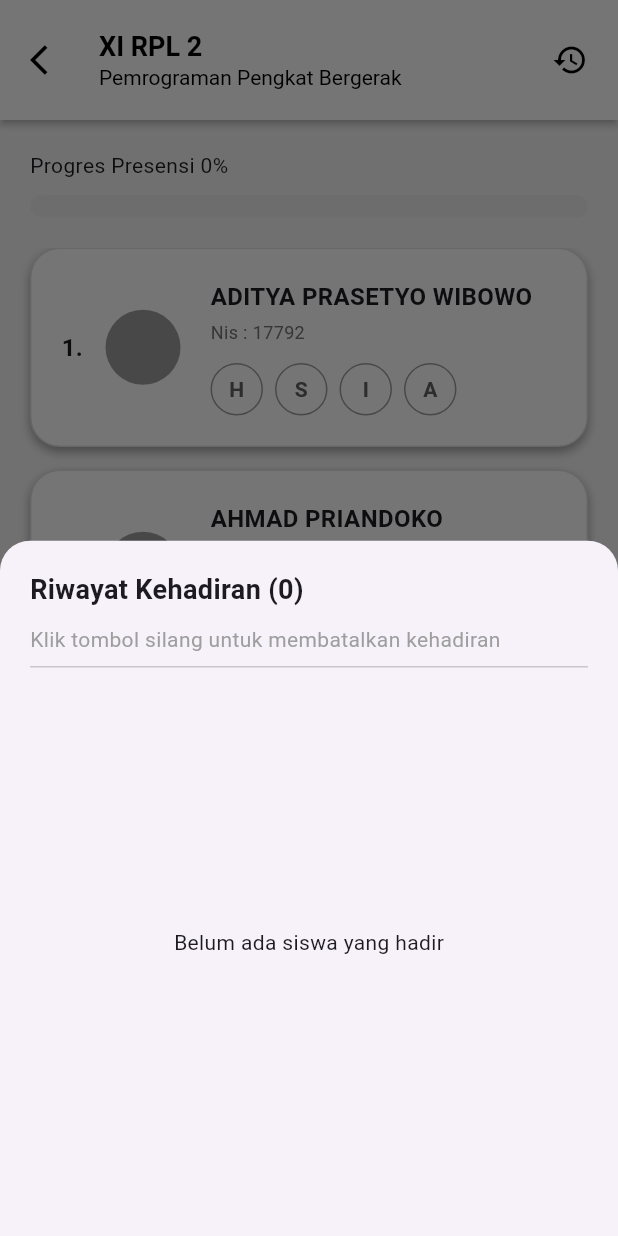
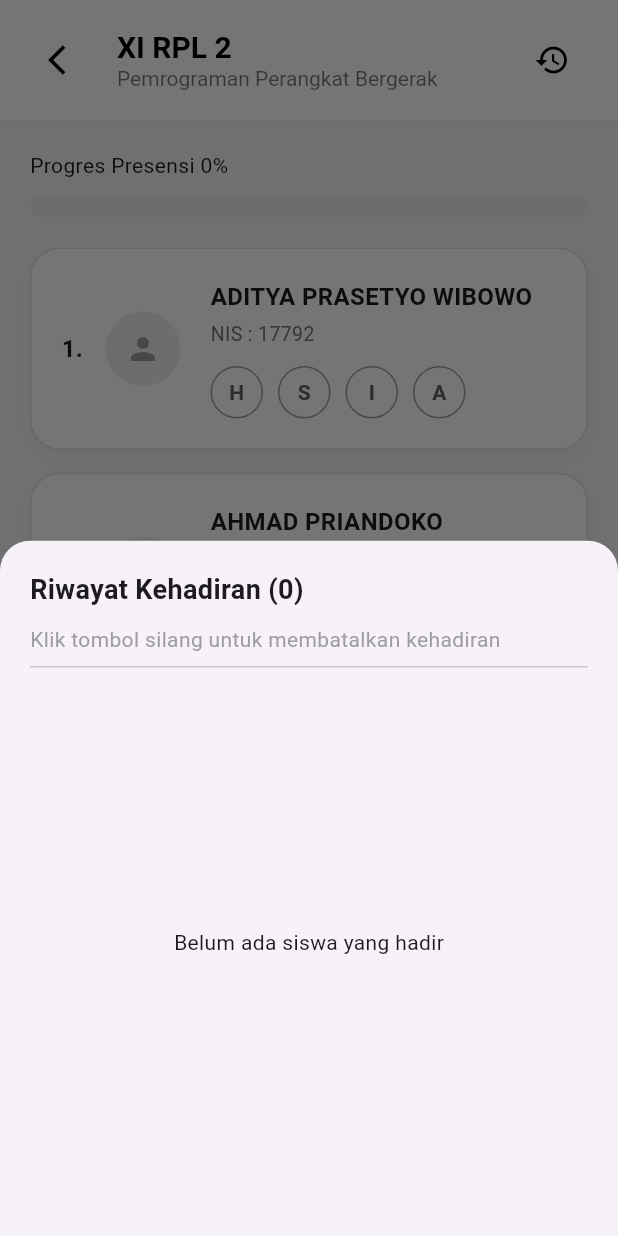
Before and after one commit to lino089/Presence-Application, a Flutter app: the Presencepage screen opened directly, after a tap on the "history" icon, on a phone screen of 412 x 824 dp. Run offline on Flutter 3.47's test engine with Material 3 defaults, Android fonts, the phone set to English and light mode, and no system bars; network calls fail.

Commit message:
Perbaikan error

```diff
--- a/lib/PresencePage.dart
+++ b/lib/PresencePage.dart
@@ -8,30 +8,19 @@ class Presencepage extends StatefulWidget {
 
 class _HalamanPresensiState extends State<Presencepage> {
   List<Siswa> listSiswa = List.from(daftarSiswaAwal);
-
   List<Siswa> listSiswaHadir = [];
 
   int totalSiswa = daftarSiswaAwal.length;
-  int sudahPresensi = 0;
 
   void updateStatus(int index, String statusBaru) {
     setState(() {
-      Siswa siswaYangDihapus = listSiswa[index];
-      String statusLama = siswaYangDihapus.status;
+      Siswa siswa = listSiswa[index];
 
       if (statusBaru == 'H') {
-        bool nambahProgres = (statusLama == '');
-        if (nambahProgres) {
-          sudahPresensi++;
-        }
-
-        listSiswaHadir.add(siswaYangDihapus);
-
+        siswa.status = 'H';
+        listSiswaHadir.add(siswa);
         listSiswa.removeAt(index);
       } else {
-        if (statusLama == '') {
-          sudahPresensi++;
-        }
         listSiswa[index].status = statusBaru;
       }
     });
@@ -39,34 +28,34 @@ class _HalamanPresensiState extends State<Presencepage> {
 
   @override
   Widget build(BuildContext context) {
-    double progressValue = totalSiswa == 0 ? 0 : sudahPresensi / totalSiswa;
-
-    int jumlahHadir = totalSiswa - listSiswa.length;
+    int countHadir = listSiswaHadir.length;
+    int countSisaSudahAbsen = listSiswa.where((siswa) => siswa.status != '').length;
+    int totalSudahPresensi = countHadir + countSisaSudahAbsen;
+    double progressValue = totalSiswa == 0 ? 0 : totalSudahPresensi / totalSiswa;
 
     int jumlahSakit = listSiswa.where((siswa) => siswa.status == 'S').length;
-    int jumlahIzin = listSiswa.where((siswa) => siswa.status == 'I').length;
+    int jumlahIzin  = listSiswa.where((siswa) => siswa.status == 'I').length;
     int jumlahAlpha = listSiswa.where((siswa) => siswa.status == 'A').length;
+    int jumlahHadir = listSiswaHadir.length;
 
     int totalSiapKirim = jumlahHadir + jumlahSakit + jumlahAlpha + jumlahIzin;
+
     return Scaffold(
       backgroundColor: Colors.grey[100],
-
       appBar: AppBar(
         backgroundColor: Colors.white,
         elevation: 2,
         scrolledUnderElevation: 2,
-        shadowColor: Colors.black,
+        shadowColor: Colors.black.withOpacity(0.1),
         surfaceTintColor: Colors.white,
         toolbarHeight: 80,
-
         automaticallyImplyLeading: false,
         centerTitle: true,
         titleSpacing: 0,
-
         title: ConstrainedBox(
           constraints: BoxConstraints(maxWidth: 600),
           child: Padding(
-            padding: const EdgeInsets.all(8.0),
+            padding: const EdgeInsets.symmetric(horizontal: 20.0),
             child: Row(
               children: [
                 IconButton(
@@ -79,22 +68,24 @@ class _HalamanPresensiState extends State<Presencepage> {
                 Expanded(
                   child: Column(
                     crossAxisAlignment: CrossAxisAlignment.start,
+                    mainAxisAlignment: MainAxisAlignment.center,
                     children: [
                       Text(
                         "XI RPL 2",
                         style: TextStyle(
                           color: Colors.black,
                           fontWeight: FontWeight.bold,
-                          fontSize: 18,
+                          fontSize: 20,
                         ),
                       ),
                       Text(
-                        "Pemrograman Pengkat Bergerak",
+                        "Pemrograman Perangkat Bergerak",
                         style: TextStyle(
-                          color: Colors.black,
+                          color: Colors.black54,
                           fontSize: 14,
                           fontWeight: FontWeight.normal,
                         ),
+                        overflow: TextOverflow.ellipsis,
                       ),
                     ],
                   ),
@@ -134,14 +125,13 @@ class _HalamanPresensiState extends State<Presencepage> {
               ),
             ),
           ),
-
           Expanded(
             child: ListView.builder(
               padding: EdgeInsets.symmetric(horizontal: 20),
               itemCount: listSiswa.length,
               itemBuilder: (context, index) {
-                final Siswa = listSiswa[index];
-                return _buildCardSiswa(Siswa, index);
+                final siswa = listSiswa[index];
+                return _buildCardSiswa(siswa, index);
               },
             ),
           ),
@@ -182,7 +172,6 @@ class _HalamanPresensiState extends State<Presencepage> {
                     style: TextStyle(color: Colors.grey),
                   ),
                   Divider(),
-
                   Expanded(
                     child: listSiswaHadir.isEmpty
                         ? Center(child: Text("Belum ada siswa yang hadir"))
@@ -192,9 +181,13 @@ class _HalamanPresensiState extends State<Presencepage> {
                               final siswa = listSiswaHadir[index];
                               return ListTile(
                                 leading: CircleAvatar(
-                                  backgroundImage: NetworkImage(
-                                    siswa.fotoProfile,
-                                  ),
+                                  backgroundColor: Colors.grey,
+                                  backgroundImage: siswa.fotoProfile.isNotEmpty
+                                      ? AssetImage(siswa.fotoProfile)
+                                      : null,
+                                  child: siswa.fotoProfile.isEmpty
+                                      ? Icon(Icons.person, color: Colors.grey)
+                                      : null,
                                 ),
                                 title: Text(
                                   siswa.nama,
@@ -205,15 +198,10 @@ class _HalamanPresensiState extends State<Presencepage> {
                                   icon: Icon(Icons.cancel, color: Colors.red),
                                   onPressed: () {
                                     setState(() {
+                                      siswa.status = '';
                                       listSiswa.add(siswa);
-
-                                      listSiswa.sort(
-                                        (a, b) => a.nis.compareTo(b.nis),
-                                      );
-
+                                      listSiswa.sort((a, b) => a.nis.compareTo(b.nis));
                                       listSiswaHadir.removeAt(index);
-
-                                      sudahPresensi--;
                                     });
 
                                     setModalState(() {});
@@ -248,9 +236,9 @@ class _HalamanPresensiState extends State<Presencepage> {
             border: Border.all(color: Colors.grey.shade300),
             boxShadow: [
               BoxShadow(
-                color: Colors.grey,
-                blurRadius: 5,
-                offset: Offset(0, 3),
+                color: Colors.grey.withOpacity(0.1),
+                blurRadius: 10,
+                offset: Offset(0, 5),
               ),
             ],
           ),
@@ -263,41 +251,38 @@ class _HalamanPresensiState extends State<Presencepage> {
               SizedBox(width: 15),
               CircleAvatar(
                 radius: 25,
-                backgroundColor: Colors.grey,
-                backgroundImage: AssetImage(siswa.fotoProfile),
+                backgroundColor: Colors.grey[200],
+                backgroundImage: siswa.fotoProfile.isNotEmpty ?
+                    AssetImage(siswa.fotoProfile)
+                    : null,
+                child: siswa.fotoProfile.isEmpty
+                    ? Icon(Icons.person, color: Colors.grey)
+                    : null
               ),
-
               SizedBox(width: 20),
-
               Expanded(
                 child: Column(
                   crossAxisAlignment: CrossAxisAlignment.start,
                   children: [
                     Text(
                       siswa.nama,
-                      style: TextStyle(
-                        fontWeight: FontWeight.bold,
-                        fontSize: 16,
-                      ),
+                      style: TextStyle(fontWeight: FontWeight.bold, fontSize: 16),
                     ),
                     SizedBox(height: 4),
                     Text(
-                      "Nis : ${siswa.nis}",
-                      style: TextStyle(color: Colors.grey[600], fontSize: 12),
+                      "NIS : ${siswa.nis}",
+                      style: TextStyle(color: Colors.grey[600], fontSize: 13),
                     ),
-
                     SizedBox(height: 12),
-
                     Row(
                       children: [
                         _buildTombolBulat('H', siswa.status, index),
-                        SizedBox(width: 8),
+                        SizedBox(width: 10),
                         _buildTombolBulat('S', siswa.status, index),
-                        SizedBox(width: 8),
+                        SizedBox(width: 10),
                         _buildTombolBulat('I', siswa.status, index),
-                        SizedBox(width: 8),
+                        SizedBox(width: 10),
                         _buildTombolBulat('A', siswa.status, index),
-                        SizedBox(width: 8),
                       ],
                     ),
                   ],
@@ -314,14 +299,10 @@ class _HalamanPresensiState extends State<Presencepage> {
     bool isSelected = label == StatusSaatIni;
 
     Color warnaAktif;
-    if (label == 'H')
-      warnaAktif = Colors.green;
-    else if (label == 'S')
-      warnaAktif = Colors.orange;
-    else if (label == 'I')
-      warnaAktif = Colors.blue;
-    else
-      warnaAktif = Colors.red;
+    if (label == 'H') warnaAktif = Colors.green;
+    else if (label == 'S') warnaAktif = Colors.orange;
+    else if (label == 'I') warnaAktif = Colors.blue;
+    else warnaAktif = Colors.red;
 
     return InkWell(
       onTap: () {
@@ -348,19 +329,17 @@ class _HalamanPresensiState extends State<Presencepage> {
     );
   }
 
-  Widget _buildBottomSummary(
-    int hadir,
-    int sakit,
-    int izin,
-    int alpha,
-    int totalSiap,
-  ) {
+  Widget _buildBottomSummary(int hadir, int sakit, int izin, int alpha, int totalSiap) {
     return Container(
       width: double.infinity,
       decoration: BoxDecoration(
         color: Colors.white,
         boxShadow: [
-          BoxShadow(color: Colors.grey, blurRadius: 10, offset: Offset(0, -5)),
+          BoxShadow(
+            color: Colors.grey.withOpacity(0.3),
+            blurRadius: 10,
+            offset: Offset(0, -5),
+          ),
         ],
       ),
       child: Center(
@@ -374,47 +353,17 @@ class _HalamanPresensiState extends State<Presencepage> {
                 mainAxisSize: MainAxisSize.min,
                 children: [
                   Row(
-                    mainAxisSize: MainAxisSize.min,
                     children: [
-                      Expanded(
-                        child: _buildKotakStatus(
-                          "Hadir",
-                          hadir,
-                          Colors.green.shade100,
-                          Colors.green.shade600,
-                        ),
-                      ),
+                      Expanded(child: _buildKotakStatus("Hadir", hadir, Colors.green.shade100, Colors.green.shade600)),
                       SizedBox(width: 10),
-                      Expanded(
-                        child: _buildKotakStatus(
-                          "Sakit",
-                          sakit,
-                          Colors.orange.shade100,
-                          Colors.orange.shade600,
-                        ),
-                      ),
+                      Expanded(child: _buildKotakStatus("Sakit", sakit, Colors.orange.shade100, Colors.orange.shade600)),
                       SizedBox(width: 10),
-                      Expanded(
-                        child: _buildKotakStatus(
-                          "Izin",
-                          izin,
-                          Colors.blue.shade100,
-                          Colors.blue.shade600,
-                        ),
-                      ),
+                      Expanded(child: _buildKotakStatus("Izin", izin, Colors.blue.shade100, Colors.blue.shade600)),
                       SizedBox(width: 10),
-                      Expanded(
-                        child: _buildKotakStatus(
-                          "Alpha",
-                          alpha,
-                          Colors.red.shade100,
-                          Colors.red.shade600,
-                        ),
-                      ),
+                      Expanded(child: _buildKotakStatus("Alpha", alpha, Colors.red.shade100, Colors.red.shade600)),
                     ],
                   ),
                   SizedBox(height: 15),
-
                   SizedBox(
                     width: double.infinity,
                     height: 50,
@@ -424,9 +373,7 @@ class _HalamanPresensiState extends State<Presencepage> {
                       },
                       style: ElevatedButton.styleFrom(
                         backgroundColor: Colors.blueAccent,
-                        shape: RoundedRectangleBorder(
-                          borderRadius: BorderRadius.circular(15),
-                        ),
+                        shape: RoundedRectangleBorder(borderRadius: BorderRadius.circular(15)),
                         elevation: 5,
                       ),
                       child: Text(
@@ -449,14 +396,8 @@ class _HalamanPresensiState extends State<Presencepage> {
     );
   }
 
-  Widget _buildKotakStatus(
-    String label,
-    int count,
-    Color bgColor,
-    Color textColor,
-  ) {
+  Widget _buildKotakStatus(String label, int count, Color bgColor, Color textColor) {
     return Container(
-      width: 75,
       padding: EdgeInsets.symmetric(vertical: 8),
       decoration: BoxDecoration(
         color: bgColor,
@@ -473,7 +414,7 @@ class _HalamanPresensiState extends State<Presencepage> {
               fontWeight: FontWeight.bold,
             ),
           ),
-          SizedBox(width: 10),
+          SizedBox(width: 2),
           Text(label, style: TextStyle(color: textColor, fontSize: 12)),
         ],
       ),
```
Also changed, not shown: 2 other files.
